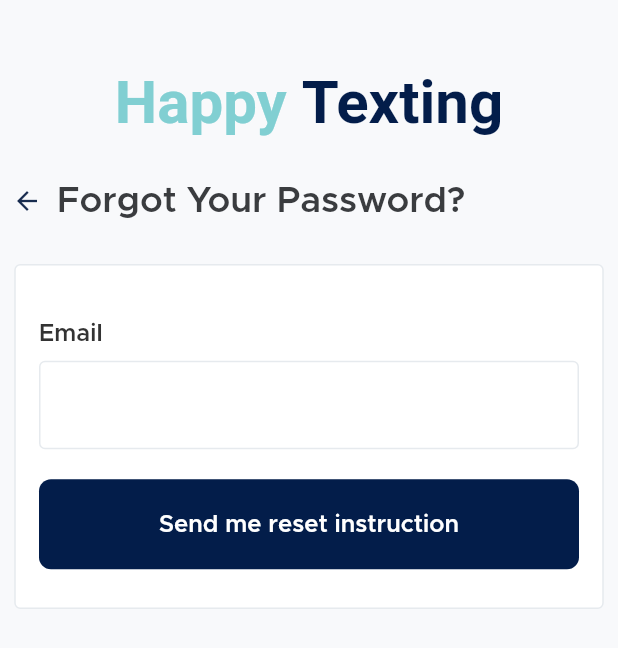
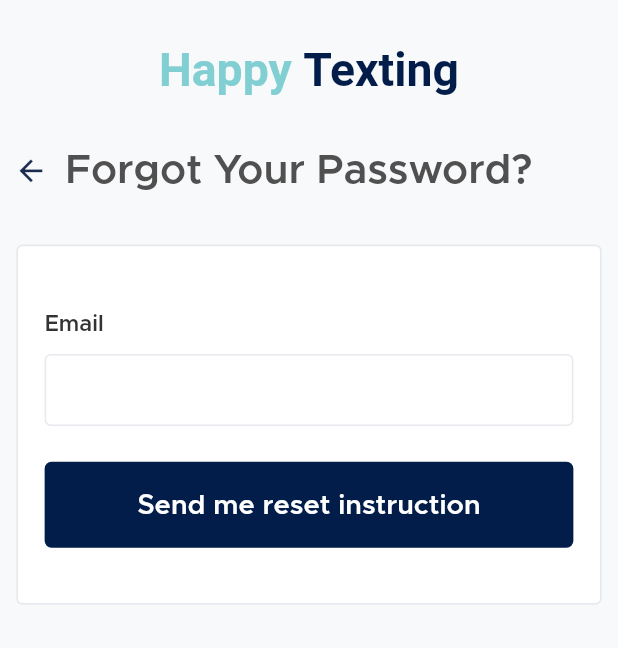
Before and after one commit to islamsayed86/Happy-Texting, a Flutter app: the screen it shows after launch, after a tap on "Forgot password?", on a phone screen of 412 x 824 dp. Shown: the top 648 px of the screen. Run offline on Flutter 3.47's test engine with Material 2 defaults, Android fonts, the phone set to English and light mode, and no system bars; our stand-ins replace flutter_screenutil.

Commit message:
make the design responsive

```diff
--- a/lib/Ui/screens/forgot_password_page.dart
+++ b/lib/Ui/screens/forgot_password_page.dart
@@ -1,4 +1,5 @@
 import 'package:flutter/material.dart';
+import 'package:flutter_screenutil/flutter_screenutil.dart';
 import 'package:happy_texting/Ui/screens/reset_password_page.dart';
 import 'package:happy_texting/Ui/widgets/custom_button.dart';
 
@@ -12,52 +13,52 @@ class ForgotPassword extends StatelessWidget {
     return Scaffold(
       backgroundColor: const Color(0xffF8F9FB),
       body: Padding(
-        padding: const EdgeInsets.symmetric(vertical: 45),
+        padding: EdgeInsets.symmetric(vertical: 25.sp),
         child: ListView(
           children: [
             Row(
               mainAxisAlignment: MainAxisAlignment.center,
-              children: const [
+              children: [
                 Text(
                   'Happy ',
                   style: TextStyle(
-                      color: Color(0xff81CFD2),
-                      fontSize: 40,
+                      color: const Color(0xff81CFD2),
+                      fontSize: 27.sp,
                       fontWeight: FontWeight.bold),
                 ),
                 Text(
                   'Texting',
                   style: TextStyle(
-                      color: Color(0xff031D4A),
-                      fontSize: 40,
+                      color: const Color(0xff031D4A),
+                      fontSize: 27.sp,
                       fontWeight: FontWeight.bold),
                 ),
               ],
             ),
-            const SizedBox(
-              height: 22,
+            SizedBox(
+              height: 22.h,
             ),
             Padding(
-              padding: const EdgeInsets.all(8.0),
+              padding: EdgeInsets.all(8.0.sp),
               child: GestureDetector(
                 onTap: () {
                   Navigator.pop(context);
                 },
                 child: Row(
-                  children: const [
+                  children: [
                     Icon(
                       Icons.arrow_back,
-                      color: Color(0xff182C4F),
-                      size: 20,
+                      color: const Color(0xff182C4F),
+                      size: 20.sp,
                     ),
                     SizedBox(
-                      width: 10,
+                      width: 10.sp,
                     ),
                     Text(
                       'Forgot Your Password?',
                       style: TextStyle(
-                          color: Color(0xff3A3C3F),
-                          fontSize: 24,
+                          color: const Color(0xff505050),
+                          fontSize: 24.sp,
                           fontWeight: FontWeight.bold,
                           fontFamily: 'metropolis'),
                     ),
@@ -65,52 +66,52 @@ class ForgotPassword extends StatelessWidget {
                 ),
               ),
             ),
-            const SizedBox(
-              height: 22,
+            SizedBox(
+              height: 22.5.h,
             ),
             Padding(
-              padding: const EdgeInsets.symmetric(
-                horizontal: 9.5,
+              padding: EdgeInsets.symmetric(
+                horizontal: 9.5.sp,
               ),
               child: Container(
-                width: 371,
-                height: 230,
+                width: 371.w,
+                height: 201.h,
                 decoration: BoxDecoration(
                   color: const Color(0xffFFFFFF),
                   border: Border.all(
                     style: BorderStyle.solid,
                     color: const Color(0xffE6EAEE),
-                    width: 1,
+                    width: 1.w,
                   ),
                   borderRadius: BorderRadius.circular(4),
                 ),
                 child: Padding(
-                  padding: const EdgeInsets.symmetric(horizontal: 15.5),
+                  padding: EdgeInsets.symmetric(horizontal: 15.5.sp),
                   child: Column(
                     children: [
-                      const SizedBox(
-                        height: 37.5,
+                      SizedBox(
+                        height: 37.5.h,
                       ),
                       Row(
                         mainAxisAlignment: MainAxisAlignment.start,
-                        children: const [
+                        children: [
                           Text(
                             'Email',
                             style: TextStyle(
                               fontFamily: 'metropolis',
-                              fontSize: 16,
+                              fontSize: 13.sp,
                               fontWeight: FontWeight.normal,
-                              color: Color(0xff333333),
+                              color: const Color(0xff333333),
                             ),
                           ),
                           // CustomFormTextFiled()
                         ],
                       ),
-                      const SizedBox(
-                        height: 10,
+                      SizedBox(
+                        height: 10.h,
                       ),
                       const CustomTextField(),
-                      const SizedBox(height: 20),
+                      SizedBox(height: 20.h),
                       CustomButton(
                         ontap: () {
                           Navigator.pushNamed(context, ResetPassword.id);
--- a/lib/Ui/screens/login_page.dart
+++ b/lib/Ui/screens/login_page.dart
@@ -20,31 +20,31 @@ class LoginPage extends StatelessWidget {
       // ),
       backgroundColor: const Color(0xffF8F9FB),
       body: Padding(
-        padding: const EdgeInsets.symmetric(vertical: 45),
+        padding: EdgeInsets.symmetric(vertical: 45.sp),
         child: ListView(
           children: [
             Row(
               mainAxisAlignment: MainAxisAlignment.center,
-              children: const [
+              children: [
                 Text(
                   'Happy ',
                   style: TextStyle(
-                      color: Color(0xff81CFD2),
-                      fontSize: 50,
+                      color: const Color(0xff81CFD2),
+                      fontSize: 50.sp,
                       fontWeight: FontWeight.bold),
                 ),
                 Text(
                   'Texting',
                   style: TextStyle(
-                      color: Color(0xff031D4A),
-                      fontSize: 50,
+                      color: const Color(0xff031D4A),
+                      fontSize: 50.sp,
                       fontWeight: FontWeight.bold),
                 ),
               ],
             ),
             Padding(
               padding:
-                  const EdgeInsets.symmetric(horizontal: 9.5, vertical: 44.5),
+                  EdgeInsets.symmetric(horizontal: 9.5.sp, vertical: 44.5.sp),
               child: Container(
                 width: 371.w,
                 height: 361.h,
@@ -55,57 +55,57 @@ class LoginPage extends StatelessWidget {
                     color: const Color(0xffE6EAEE),
                     width: 1,
                   ),
-                  borderRadius: BorderRadius.circular(4),
+                  borderRadius: BorderRadius.circular(4.sp),
                 ),
                 child: Padding(
-                  padding: const EdgeInsets.symmetric(horizontal: 15.5),
+                  padding: EdgeInsets.symmetric(horizontal: 15.5.sp),
                   child: Column(
                     children: [
-                      const SizedBox(
-                        height: 37.5,
+                      SizedBox(
+                        height: 37.5.h,
                       ),
                       Row(
                         mainAxisAlignment: MainAxisAlignment.start,
-                        children: const [
+                        children: [
                           Text(
                             'Email',
                             style: TextStyle(
                               fontFamily: 'metropolis',
-                              fontSize: 16,
+                              fontSize: 13.sp,
                               fontWeight: FontWeight.normal,
-                              color: Color(0xff333333),
+                              color: const Color(0xff333333),
                             ),
                           ),
                           // CustomFormTextFiled()
                         ],
                       ),
-                      const SizedBox(
-                        height: 10,
+                      SizedBox(
+                        height: 10.h,
                       ),
                       const CustomTextField(),
-                      const SizedBox(
-                        height: 25,
+                      SizedBox(
+                        height: 25.h,
                       ),
                       Row(
                         mainAxisAlignment: MainAxisAlignment.start,
-                        children: const [
+                        children: [
                           Text(
                             'Password',
                             style: TextStyle(
                               fontFamily: 'metropolis',
-                              fontSize: 16,
+                              fontSize: 13.sp,
                               fontWeight: FontWeight.normal,
-                              color: Color(0xff333333),
+                              color: const Color(0xff333333),
                             ),
                           ),
                           // CustomFormTextFiled()
                         ],
                       ),
-                      const SizedBox(
-                        height: 10,
+                      SizedBox(
+                        height: 10.h,
                       ),
                       const CustomTextField(),
-                      const SizedBox(height: 10),
+                      SizedBox(height: 10.h),
                       Row(
                         mainAxisAlignment: MainAxisAlignment.start,
                         children: [
@@ -113,20 +113,20 @@ class LoginPage extends StatelessWidget {
                             onTap: () {
                               Navigator.pushNamed(context, ForgotPassword.id);
                             },
-                            child: const Text(
+                            child: Text(
                               'Forgot password?',
                               style: TextStyle(
                                 fontFamily: 'metropolis',
-                                fontSize: 20,
+                                fontSize: 16.sp,
                                 fontWeight: FontWeight.normal,
-                                color: Color(0xff505050),
+                                color: const Color(0xff505050),
                               ),
                             ),
                           ),
                           // CustomFormTextFiled()
                         ],
                       ),
-                      const SizedBox(height: 59),
+                      SizedBox(height: 59.h),
                       const CustomButton(
                         text: 'Login',
                       ),
@@ -135,26 +135,26 @@ class LoginPage extends StatelessWidget {
                 ),
               ),
             ),
+            SizedBox(height: 50.h),
             Padding(
-              padding: const EdgeInsets.symmetric(
-                horizontal: 85,
-                vertical: 50,
+              padding: EdgeInsets.symmetric(
+                horizontal: 85.sp,
               ),
               child: GestureDetector(
                 onTap: () {},
                 child: Container(
                   decoration: BoxDecoration(
-                    color: const Color(0xff6F7072),
-                    borderRadius: BorderRadius.circular(8),
+                    color: const Color(0xff505050),
+                    borderRadius: BorderRadius.circular(4.h),
                   ),
-                  width: 220,
-                  height: 60,
-                  child: const Center(
+                  width: 220.w,
+                  height: 48.h,
+                  child: Center(
                     child: Text(
                       'Create New Account',
                       style: TextStyle(
-                          color: Color(0xffFFFFFF),
-                          fontSize: 16,
+                          color: const Color(0xffFFFFFF),
+                          fontSize: 16.sp,
                           fontFamily: 'metropolis'),
                     ),
                   ),
--- a/lib/Ui/widgets/custom_button.dart
+++ b/lib/Ui/widgets/custom_button.dart
@@ -1,4 +1,5 @@
 import 'package:flutter/material.dart';
+import 'package:flutter_screenutil/flutter_screenutil.dart';
 
 class CustomButton extends StatelessWidget {
   const CustomButton({super.key, this.ontap, required this.text});
@@ -11,16 +12,16 @@ class CustomButton extends StatelessWidget {
       child: Container(
         decoration: BoxDecoration(
           color: const Color(0xff031D4A),
-          borderRadius: BorderRadius.circular(8),
+          borderRadius: BorderRadius.circular(4.sp),
         ),
-        width: double.infinity,
-        height: 60,
+        width: 340.w,
+        height: 48.h,
         child: Center(
           child: Text(
             text,
-            style: const TextStyle(
-                color: Color(0xffFFFFFF),
-                fontSize: 16,
+            style: TextStyle(
+                color: const Color(0xffFFFFFF),
+                fontSize: 16.sp,
                 fontFamily: 'metropolis'),
           ),
         ),
--- a/lib/Ui/widgets/custom_text_field.dart
+++ b/lib/Ui/widgets/custom_text_field.dart
@@ -9,6 +9,7 @@ class CustomTextField extends StatelessWidget {
   Widget build(BuildContext context) {
     return const TextField(
       decoration: InputDecoration(
+        contentPadding: EdgeInsets.fromLTRB(16, 14, 40, 10),
         hintStyle: TextStyle(
           color: Colors.white,
           fontFamily: 'metropolis',
```
Also changed, not shown: lib/Ui/screens/reset_password_page.dart (+56 -29 lines).
